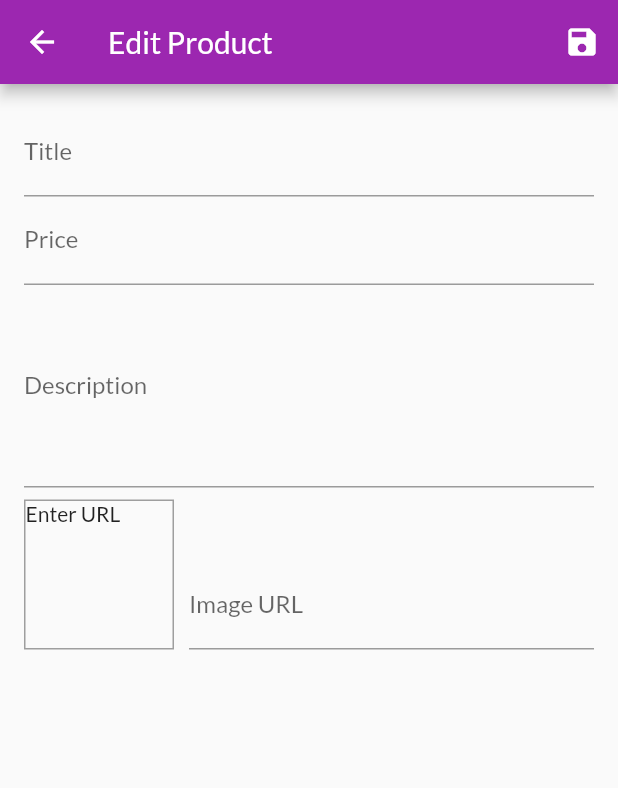
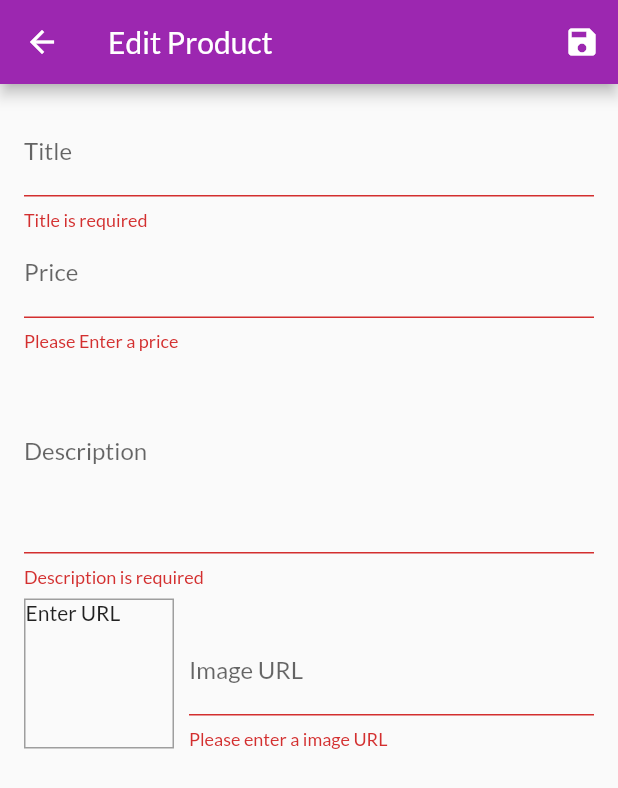
Before and after one commit to ScottFarestrand/flutter_shop_app, a Flutter app: the ProductEdit screen opened by its route, after a tap on the "save" icon, on a phone screen of 412 x 824 dp. Shown: the top 788 px of the screen. Run offline on Flutter 3.47's test engine with Material 2 defaults, Android fonts, the phone set to English and light mode, and no system bars; network calls fail.

Commit message:
End of Lesson 244

```diff
--- a/lib/screens/product_edits.dart
+++ b/lib/screens/product_edits.dart
@@ -4,13 +4,14 @@ import 'package:flutter/services.dart';
 
 import 'dart:math' as math;
 import 'package:provider/provider.dart';
-//
+
 import '../providers/product.dart';
 import '../providers/products.dart';
 
 class ProductEdit extends StatefulWidget {
   static const routeName = 'product-edit';
   final String productId = 'p4';
+
   // ProductEdit({this.productId});
 
   @override
@@ -24,6 +25,8 @@ class _ProductEditState extends State<ProductEdit> {
   final _descriptionFocusNode = FocusNode();
   final _imageURLController = TextEditingController();
   final _form = GlobalKey<FormState>();
+  bool _isLoading = false;
+  bool _isInit = true;
   var _editedProduct = Product(
     id: null,
     title: '',
@@ -31,6 +34,13 @@ class _ProductEditState extends State<ProductEdit> {
     description: '',
     imageUrl: '',
   );
+  var _initValues = {
+    'id': '',
+    'title': '',
+    'description': '',
+    'price': '',
+    'imageUrl': '',
+  };
 
   void _updateImageURL() {
     print('Listner');
@@ -39,36 +49,121 @@ class _ProductEditState extends State<ProductEdit> {
     }
   }
 
-  void _saveForm() {
-    // final _isInvalid = _form.currentState.validate();
-    // print(_isInvalid);
-    // if ( _isInvalid ) {
-    //   print("darn");
-    //   return;
-    // }
-    //
+  void _saveForm() async {
+    print('saving)');
+    final _isvalid = _form.currentState.validate();
+    print(_isvalid);
+    if (!_isvalid) {
+      print('faled');
+      return;
+    }
+
     _form.currentState.save();
-    print(_editedProduct.description);
-    print(_editedProduct.title);
-    print(_editedProduct.price);
-    print(_editedProduct.imageUrl);
-    Provider.of<Products>(context, listen:  false).addProduct(_editedProduct);
+    setState(() {
+      _isLoading = true;
+    });
+    // https://tinyurl.com/y8v5cv8p
+    if (_editedProduct.id == null) {
+      try {
+        print("Trying");
+        await Provider.of<Products>(context, listen: false)
+            .addProduct(_editedProduct);
+      } catch (error) {
+        print(error);
+        await showDialog(
+          context: context,
+          builder: (ctx) => AlertDialog(
+            title: Text("There was an error Saving product"),
+            content: Text(error.toString()),
+            actions: <Widget>[
+              FlatButton(
+                onPressed: () {
+                  print("popping");
+                  setState(() {
+                    _isLoading = false;
+                  });
+                  Navigator.of(ctx).pop();
+                },
+                child: Text('Okay'),
+              ),
+            ],
+          ),
+        );
+      } finally {
+        print("finally");
+        setState(() {
+          _isLoading = false;
+        });
         Navigator.of(context).pop();
-
-
-
+      }
+    } else {
+      try {
+        print("Trying");
+        await Provider.of<Products>(context, listen: false)
+            .addProduct(_editedProduct);
+      } catch (error) {
+        print(error);
+        await showDialog(
+          context: context,
+          builder: (ctx) => AlertDialog(
+            title: Text("There was an error Saving product"),
+            content: Text(error.toString()),
+            actions: <Widget>[
+              FlatButton(
+                onPressed: () {
+                  print("popping");
+                  setState(() {
+                    _isLoading = false;
+                  });
+                  Navigator.of(ctx).pop();
+                },
+                child: Text('Okay'),
+              ),
+            ],
+          ),
+        );
+      } finally {
+        print("finally");
+        setState(() {
+          _isLoading = false;
+        });
+        Navigator.of(context).pop();
+      }
+      // Provider.of<Products>(context, listen: false)
+      //     .updateProduct(_editedProduct);
+      // setState(() {
+      //   _isLoading = false;
+      // });
+      // Navigator.of(context).pop();
+    }
   }
 
   @override
   void initState() {
     _imageUrlFocusNode.addListener(_updateImageURL);
+
     super.initState();
   }
 
-
-
-
-
+  @override
+  void didChangeDependencies() {
+    if (_isInit) {
+      _isInit = false;
+      final productId = ModalRoute.of(context).settings.arguments as String;
+      if (productId != null) {
+        _editedProduct = Provider.of<Products>(context).findById(productId);
+        _initValues = {
+          'id': _editedProduct.id,
+          'title': _editedProduct.title,
+          'description': _editedProduct.description,
+          'price': _editedProduct.price.toString(),
+          'imageUrl': '',
+        };
+        _imageURLController.text = _editedProduct.imageUrl;
+      }
+    }
+    super.didChangeDependencies();
+  }
 
   @override
   void dispose() {
@@ -80,7 +175,6 @@ class _ProductEditState extends State<ProductEdit> {
     _imageURLController.dispose();
     super.dispose();
   }
-
 
   Widget build(BuildContext context) {
     // final loadedProduct = Provider.of<Products>(context, listen: false)
@@ -96,7 +190,11 @@ class _ProductEditState extends State<ProductEdit> {
           )
         ],
       ),
-      body: Padding(
+      body: _isLoading
+          ? Center(
+              child: CircularProgressIndicator(),
+            )
+          : Padding(
               padding: const EdgeInsets.all(16.0),
               child: Form(
                 key: _form,
@@ -104,17 +202,18 @@ class _ProductEditState extends State<ProductEdit> {
                   child: Column(
                     children: <Widget>[
                       TextFormField(
+                        initialValue: _initValues['title'],
                         decoration: InputDecoration(labelText: 'Title'),
                         textInputAction: TextInputAction.next,
                         onFieldSubmitted: (_) {
                           FocusScope.of(context).requestFocus(_priceFocusNode);
                         },
-                  // validator: (value) {
-                  //   if ( value.isEmpty ) {
-                  //     return("Title is required");
-                  //   }
-                  //   return null;
-                  // },
+                        validator: (value) {
+                          if (value.isEmpty) {
+                            return ("Title is required");
+                          }
+                          return null;
+                        },
                         focusNode: _titleFocusNode,
                         onSaved: (value) {
                           _editedProduct = Product(
@@ -123,34 +222,38 @@ class _ProductEditState extends State<ProductEdit> {
                               description: _editedProduct.description,
                               price: _editedProduct.price,
                               imageUrl: _editedProduct.imageUrl,
-
-                    );
+                              isFavorite: _editedProduct.isFavorite);
                         },
                       ),
                       TextFormField(
                         decoration: InputDecoration(labelText: 'Price'),
-                  inputFormatters: [DecimalTextInputFormatter(decimalRange: 2)],
+                        // inputFormatters: [DecimalTextInputFormatter(decimalRange: 2)],
                         // inputFormatters: [
                         //   FilteringTextInputFormatter(RegExp(r'(^[0-9]*(?:\.[0-9]{0,3})?$)'), allow: true)
                         // ],
+                        initialValue: _initValues['price'],
                         textInputAction: TextInputAction.next,
-                  keyboardType: TextInputType.numberWithOptions(decimal: true),
+                        keyboardType:
+                            TextInputType.numberWithOptions(decimal: true),
                         onFieldSubmitted: (_) {
-                    FocusScope.of(context).requestFocus(_descriptionFocusNode);
+                          FocusScope.of(context)
+                              .requestFocus(_descriptionFocusNode);
                         },
                         focusNode: _priceFocusNode,
-                  // validator: (value) {
-                  //   if ( value.isEmpty ) {
-                  //     return("Please Enter a price");
-                  //   }
-                  //   if (double.tryParse(value) == null) {
-                  //     return 'Please enter a valuid price';
-                  //   }
-                  //   if (double.parse(value)  <= 0 ) {
-                  //     return 'Please enter a price greather than 0';
-                  //   }
-                  //   return null;
-                  // },
+                        validator: (value) {
+                          print('Editing Price');
+                          print(value);
+                          if (value.isEmpty) {
+                            return ("Please Enter a price");
+                          }
+                          if (double.tryParse(value) == null) {
+                            return 'Please enter a valid price';
+                          }
+                          if (double.parse(value) <= 0) {
+                            return 'Please enter a price greather than 0';
+                          }
+                          return null;
+                        },
                         onSaved: (value) {
                           _editedProduct = Product(
                             id: _editedProduct.id,
@@ -158,6 +261,7 @@ class _ProductEditState extends State<ProductEdit> {
                             description: _editedProduct.description,
                             price: double.parse(value),
                             imageUrl: _editedProduct.imageUrl,
+                            isFavorite: _editedProduct.isFavorite,
                           );
                         },
                       ),
@@ -165,14 +269,17 @@ class _ProductEditState extends State<ProductEdit> {
                         decoration: InputDecoration(labelText: 'Description'),
                         maxLines: 5,
                         textInputAction: TextInputAction.next,
-                  // validator: (value) {
-                  //   if ( value.isEmpty ) {
-                  //     return("Description is required");
-                  //   }
-                  //   return null;
-                  // },
+                        initialValue: _initValues['description'],
+                        validator: (value) {
+                          print('Edit Description;');
+                          if (value.isEmpty) {
+                            return ("Description is required");
+                          }
+                          return null;
+                        },
                         onFieldSubmitted: (_) {
-                    FocusScope.of(context).requestFocus(_imageUrlFocusNode);
+                          FocusScope.of(context)
+                              .requestFocus(_imageUrlFocusNode);
                         },
                         keyboardType: TextInputType.multiline,
                         focusNode: _descriptionFocusNode,
@@ -183,7 +290,7 @@ class _ProductEditState extends State<ProductEdit> {
                               description: value,
                               price: _editedProduct.price,
                               imageUrl: _editedProduct.imageUrl,
-                    );
+                              isFavorite: _editedProduct.isFavorite);
                         },
                       ),
                       Row(
@@ -199,24 +306,28 @@ class _ProductEditState extends State<ProductEdit> {
                             child: (_imageURLController.text.isEmpty)
                                 ? Text('Enter URL')
                                 : FittedBox(
-                              child: Image.network(_imageURLController.text),
+                                    child:
+                                        Image.network(_imageURLController.text),
                                     fit: BoxFit.cover,
                                   ),
                           ),
                           Expanded(
                             child: TextFormField(
-                        decoration: InputDecoration(labelText: 'Image URL'),
+                              decoration:
+                                  InputDecoration(labelText: 'Image URL'),
                               keyboardType: TextInputType.url,
                               textInputAction: TextInputAction.done,
                               controller: _imageURLController,
                               focusNode: _imageUrlFocusNode,
-                        // validator: (value) {
-                        //   if (value.isEmpty) {
-                        //     return 'Please enter a image URL';
-                        //   }
-                        //   return null;
-                        // },
-
+                              validator: (value) {
+                                print('edit url');
+                                print(value);
+                                if (value.isEmpty) {
+                                  print("returning");
+                                  return 'Please enter a image URL';
+                                }
+                                return null;
+                              },
                               onFieldSubmitted: (_) {
                                 _saveForm();
                               },
@@ -227,7 +338,7 @@ class _ProductEditState extends State<ProductEdit> {
                                     description: _editedProduct.description,
                                     price: _editedProduct.price,
                                     imageUrl: value,
-                          );
+                                    isFavorite: _editedProduct.isFavorite);
                               },
                             ),
                           ),
--- a/lib/screens/user_products.dart
+++ b/lib/screens/user_products.dart
@@ -34,6 +34,7 @@ class UserProducts extends StatelessWidget {
           itemCount: productsData.items.length,
           itemBuilder: (_, i) => Column(children: [
             UserProductItem(
+              id: productsData.items[i].id,
               title: productsData.items[i].title,
               imageURl: productsData.items[i].imageUrl,
               price: productsData.items[i].price,
--- a/pubspec.yaml
+++ b/pubspec.yaml
@@ -34,6 +34,7 @@ dev_dependencies:
     sdk: flutter
   provider: ^4.0.0
   intl: ^0.15.8
+  http: ^0.12.2
 
 
 # For information on the generic Dart part of this file, see the
```
Also changed, not shown: lib/providers/products.dart (+49 -5 lines), lib/widgets/user_product_Item.dart (+16 -6 lines), pubspec.lock. Lines whose indentation alone changed are shown as unchanged.
